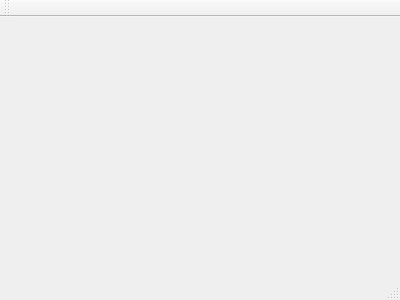
First picture: the form in project/mainwindow.ui, repository NicRSkinner/CSci463-Proj, before the edit.
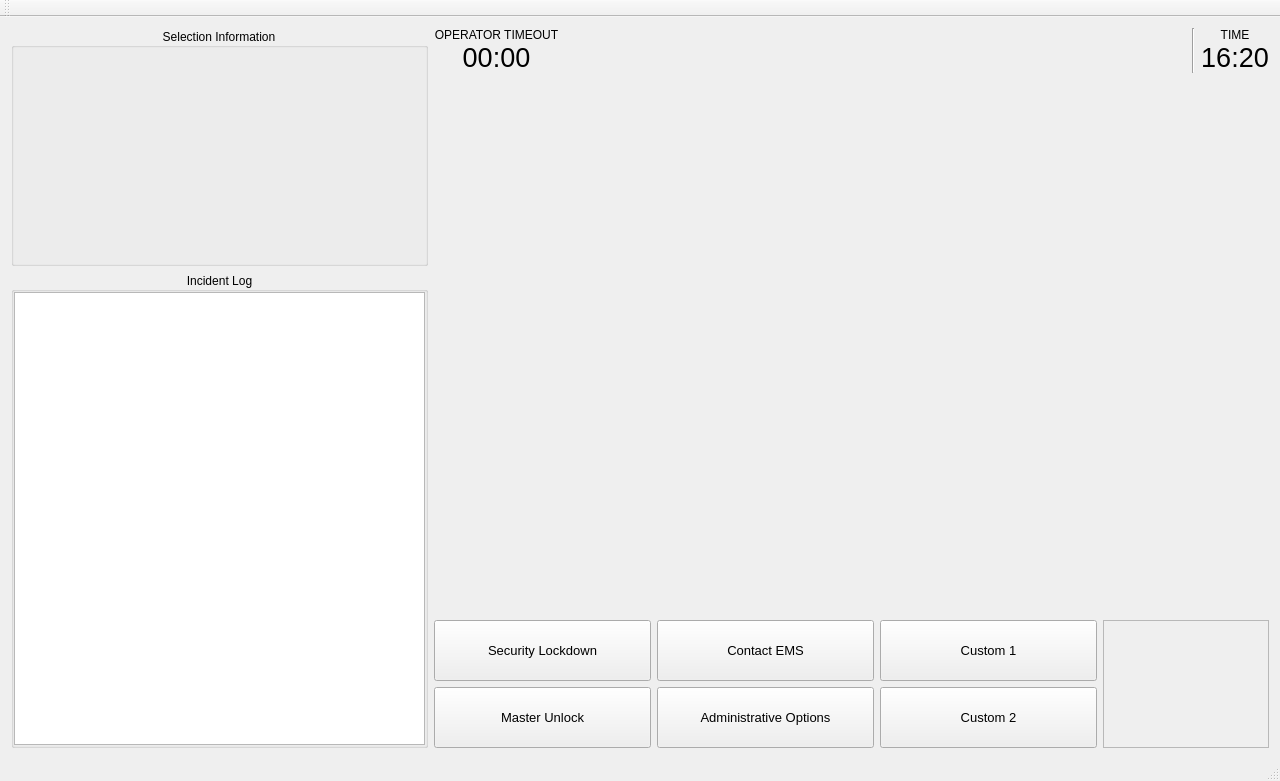
Second picture: the form after the edit.

```diff
--- a/project/mainwindow.ui
+++ b/project/mainwindow.ui
@@ -1,24 +1,339 @@
 <ui version="4.0">
  <class>MainWindow</class>
- <widget class="QMainWindow" name="MainWindow" >
-  <property name="geometry" >
+ <widget class="QMainWindow" name="MainWindow">
+  <property name="geometry">
    <rect>
     <x>0</x>
     <y>0</y>
-    <width>400</width>
-    <height>300</height>
+    <width>1280</width>
+    <height>781</height>
    </rect>
   </property>
-  <property name="windowTitle" >
+  <property name="minimumSize">
+   <size>
+    <width>640</width>
+    <height>512</height>
+   </size>
+  </property>
+  <property name="windowTitle">
    <string>MainWindow</string>
   </property>
-  <widget class="QMenuBar" name="menuBar" />
-  <widget class="QToolBar" name="mainToolBar" />
-  <widget class="QWidget" name="centralWidget" />
-  <widget class="QStatusBar" name="statusBar" />
+  <widget class="QWidget" name="centralWidget">
+   <property name="minimumSize">
+    <size>
+     <width>0</width>
+     <height>0</height>
+    </size>
+   </property>
+   <layout class="QGridLayout" name="gridLayout">
+    <item row="0" column="0">
+     <layout class="QHBoxLayout" name="masterHorizontalLayout" stretch="1,2">
+      <property name="sizeConstraint">
+       <enum>QLayout::SetDefaultConstraint</enum>
+      </property>
+      <property name="leftMargin">
+       <number>0</number>
+      </property>
+      <item>
+       <layout class="QVBoxLayout" name="leftColumn" stretch="1,2">
+        <item>
+         <widget class="QGroupBox" name="groupBoxSelectionInformation">
+          <property name="title">
+           <string>Selection Information</string>
+          </property>
+          <property name="alignment">
+           <set>Qt::AlignCenter</set>
+          </property>
+         </widget>
+        </item>
+        <item>
+         <widget class="QGroupBox" name="groupBoxIncidenLog">
+          <property name="title">
+           <string>Incident Log</string>
+          </property>
+          <property name="alignment">
+           <set>Qt::AlignCenter</set>
+          </property>
+          <property name="flat">
+           <bool>false</bool>
+          </property>
+          <property name="checkable">
+           <bool>false</bool>
+          </property>
+          <layout class="QGridLayout" name="gridLayout_2">
+           <property name="leftMargin">
+            <number>0</number>
+           </property>
+           <property name="topMargin">
+            <number>0</number>
+           </property>
+           <property name="rightMargin">
+            <number>0</number>
+           </property>
+           <property name="bottomMargin">
+            <number>0</number>
+           </property>
+           <item row="0" column="0">
+            <widget class="QListView" name="listViewIncidents">
+             <property name="sizePolicy">
+              <sizepolicy hsizetype="Expanding" vsizetype="Expanding">
+               <horstretch>0</horstretch>
+               <verstretch>0</verstretch>
+              </sizepolicy>
+             </property>
+            </widget>
+           </item>
+          </layout>
+         </widget>
+        </item>
+       </layout>
+      </item>
+      <item>
+       <layout class="QVBoxLayout" name="mapLayout" stretch="2,25,6">
+        <item>
+         <layout class="QHBoxLayout" name="topToolBar" stretch="0,2,0,0">
+          <item>
+           <layout class="QVBoxLayout" name="verticalLayoutTimeout" stretch="1,2">
+            <property name="spacing">
+             <number>0</number>
+            </property>
+            <item>
+             <widget class="QLabel" name="labelOperatorTimeoutSTATIC">
+              <property name="text">
+               <string>OPERATOR TIMEOUT</string>
+              </property>
+              <property name="alignment">
+               <set>Qt::AlignCenter</set>
+              </property>
+             </widget>
+            </item>
+            <item>
+             <widget class="QLabel" name="labelOperatorTimeout">
+              <property name="font">
+               <font>
+                <pointsize>20</pointsize>
+               </font>
+              </property>
+              <property name="text">
+               <string>00:00</string>
+              </property>
+              <property name="alignment">
+               <set>Qt::AlignCenter</set>
+              </property>
+             </widget>
+            </item>
+           </layout>
+          </item>
+          <item>
+           <spacer name="horizontalSpacer">
+            <property name="orientation">
+             <enum>Qt::Horizontal</enum>
+            </property>
+            <property name="sizeHint" stdset="0">
+             <size>
+              <width>40</width>
+              <height>20</height>
+             </size>
+            </property>
+           </spacer>
+          </item>
+          <item>
+           <widget class="Line" name="line">
+            <property name="orientation">
+             <enum>Qt::Vertical</enum>
+            </property>
+           </widget>
+          </item>
+          <item>
+           <layout class="QVBoxLayout" name="verticalLayoutTime" stretch="1,2">
+            <property name="spacing">
+             <number>0</number>
+            </property>
+            <item>
+             <widget class="QLabel" name="labelTimeSTATIC">
+              <property name="text">
+               <string>TIME</string>
+              </property>
+              <property name="alignment">
+               <set>Qt::AlignCenter</set>
+              </property>
+             </widget>
+            </item>
+            <item>
+             <widget class="QLabel" name="labelTime">
+              <property name="font">
+               <font>
+                <pointsize>20</pointsize>
+               </font>
+              </property>
+              <property name="text">
+               <string>16:20</string>
+              </property>
+              <property name="alignment">
+               <set>Qt::AlignCenter</set>
+              </property>
+             </widget>
+            </item>
+           </layout>
+          </item>
+         </layout>
+        </item>
+        <item>
+         <widget class="QWidget" name="widgetMapView" native="true"/>
+        </item>
+        <item>
+         <layout class="QHBoxLayout" name="bottomRow" stretch="4,1">
+          <item>
+           <layout class="QGridLayout" name="bottomRowButtonGrid" columnstretch="0,0,0">
+            <item row="1" column="1">
+             <widget class="QPushButton" name="pushButton_8">
+              <property name="sizePolicy">
+               <sizepolicy hsizetype="Minimum" vsizetype="Preferred">
+                <horstretch>0</horstretch>
+                <verstretch>0</verstretch>
+               </sizepolicy>
+              </property>
+              <property name="font">
+               <font>
+                <pointsize>10</pointsize>
+               </font>
+              </property>
+              <property name="text">
+               <string>Administrative Options</string>
+              </property>
+             </widget>
+            </item>
+            <item row="1" column="0">
+             <widget class="QPushButton" name="pushButtonMasterUnlock">
+              <property name="sizePolicy">
+               <sizepolicy hsizetype="Minimum" vsizetype="Preferred">
+                <horstretch>0</horstretch>
+                <verstretch>0</verstretch>
+               </sizepolicy>
+              </property>
+              <property name="font">
+               <font>
+                <pointsize>10</pointsize>
+               </font>
+              </property>
+              <property name="text">
+               <string>Master Unlock</string>
+              </property>
+             </widget>
+            </item>
+            <item row="0" column="1">
+             <widget class="QPushButton" name="pushButton_2">
+              <property name="sizePolicy">
+               <sizepolicy hsizetype="Minimum" vsizetype="Preferred">
+                <horstretch>0</horstretch>
+                <verstretch>0</verstretch>
+               </sizepolicy>
+              </property>
+              <property name="font">
+               <font>
+                <pointsize>10</pointsize>
+               </font>
+              </property>
+              <property name="text">
+               <string>Contact EMS</string>
+              </property>
+             </widget>
+            </item>
+            <item row="0" column="2">
+             <widget class="QPushButton" name="pushButton_3">
+              <property name="sizePolicy">
+               <sizepolicy hsizetype="Minimum" vsizetype="Preferred">
+                <horstretch>0</horstretch>
+                <verstretch>0</verstretch>
+               </sizepolicy>
+              </property>
+              <property name="font">
+               <font>
+                <pointsize>10</pointsize>
+               </font>
+              </property>
+              <property name="text">
+               <string>Custom 1</string>
+              </property>
+             </widget>
+            </item>
+            <item row="1" column="2">
+             <widget class="QPushButton" name="pushButton_7">
+              <property name="sizePolicy">
+               <sizepolicy hsizetype="Minimum" vsizetype="Preferred">
+                <horstretch>0</horstretch>
+                <verstretch>0</verstretch>
+               </sizepolicy>
+              </property>
+              <property name="font">
+               <font>
+                <pointsize>10</pointsize>
+               </font>
+              </property>
+              <property name="text">
+               <string>Custom 2</string>
+              </property>
+             </widget>
+            </item>
+            <item row="0" column="0">
+             <widget class="QPushButton" name="pushButtonLockdown">
+              <property name="sizePolicy">
+               <sizepolicy hsizetype="Minimum" vsizetype="Preferred">
+                <horstretch>0</horstretch>
+                <verstretch>0</verstretch>
+               </sizepolicy>
+              </property>
+              <property name="font">
+               <font>
+                <pointsize>10</pointsize>
+               </font>
+              </property>
+              <property name="text">
+               <string>Security Lockdown</string>
+              </property>
+             </widget>
+            </item>
+           </layout>
+          </item>
+          <item>
+           <widget class="QFrame" name="frameKey">
+            <property name="frameShape">
+             <enum>QFrame::StyledPanel</enum>
+            </property>
+            <property name="frameShadow">
+             <enum>QFrame::Raised</enum>
+            </property>
+           </widget>
+          </item>
+         </layout>
+        </item>
+       </layout>
+      </item>
+     </layout>
+    </item>
+   </layout>
+  </widget>
+  <widget class="QMenuBar" name="menuBar">
+   <property name="geometry">
+    <rect>
+     <x>0</x>
+     <y>0</y>
+     <width>1280</width>
+     <height>22</height>
+    </rect>
+   </property>
+  </widget>
+  <widget class="QToolBar" name="mainToolBar">
+   <attribute name="toolBarArea">
+    <enum>TopToolBarArea</enum>
+   </attribute>
+   <attribute name="toolBarBreak">
+    <bool>false</bool>
+   </attribute>
+  </widget>
+  <widget class="QStatusBar" name="statusBar"/>
  </widget>
- <layoutDefault spacing="6" margin="11" />
- <pixmapfunction></pixmapfunction>
+ <layoutdefault spacing="6" margin="11"/>
  <resources/>
  <connections/>
 </ui>
```
Left out of the diff: 1 changed line with no effect on the pictures.
